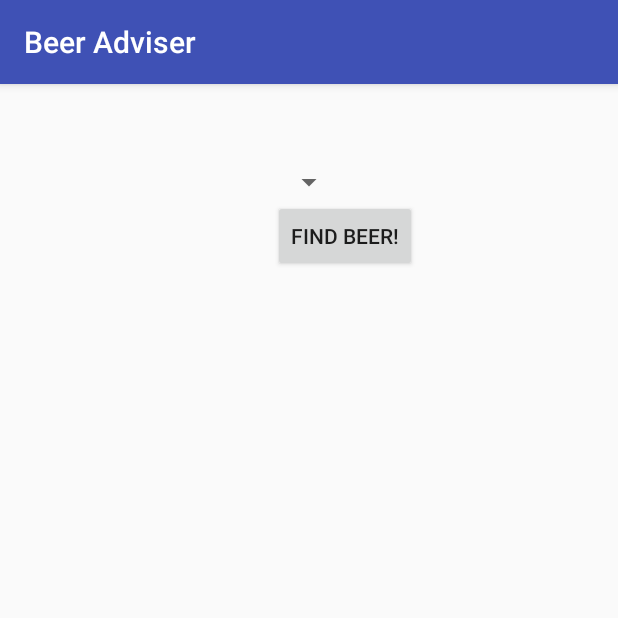
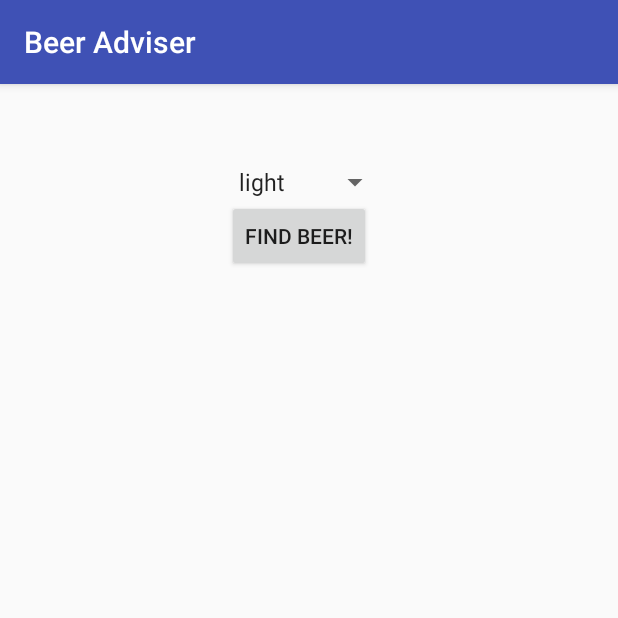
Before and after one commit to YRadov/First-Android-App, an Android app: the screen it shows after launch (MainActivity), on a phone screen of 412 x 824 dp, the top half of it. Run offline under Robolectric (Android 15) with nearby library versions, the phone set to English and light mode, and no system bars.

Commit message:
add strings array

```diff
--- a/app/src/main/res/layout/activity_main.xml
+++ b/app/src/main/res/layout/activity_main.xml
@@ -16,7 +16,8 @@
         android:layout_alignParentTop="true"
         android:layout_centerHorizontal="true"
         android:id="@+id/color"
-        android:layout_marginTop="37dp" />
+        android:layout_marginTop="37dp"
+        android:entries="@array/beer_colors"/>
 
     <Button
         android:text="@string/finde_beer"
--- a/app/src/main/res/values/strings.xml
+++ b/app/src/main/res/values/strings.xml
@@ -3,5 +3,10 @@
     <string name="action_settings">Settings</string>
     <string name="finde_beer">Find Beer!</string>
     <string name="brands"></string>
-
+    <string-array name="beer_colors">
+        <item>light</item>
+        <item>amber</item>
+        <item>brown</item>
+        <item>dark</item>
+    </string-array>
 </resources>
```
